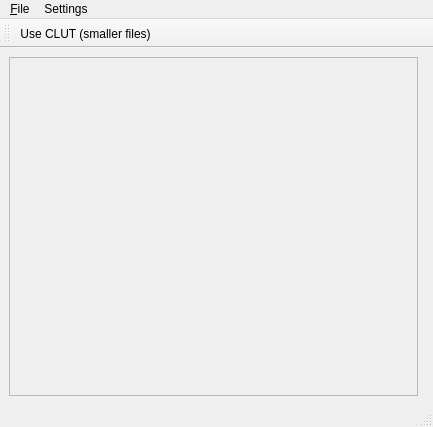
First picture: the form in tools/gif2smiile/mainwindow.ui, repository wimdams/Webservices2026, before the edit.
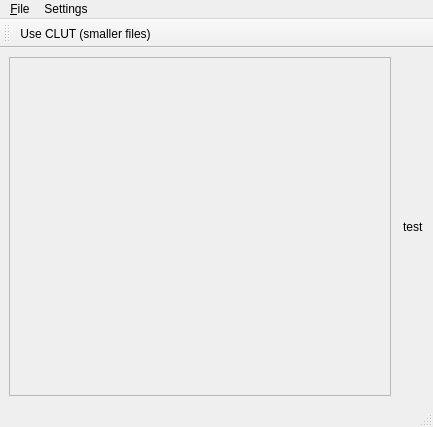
Second picture: the form after the edit. Icons and pictures are not drawn. Custom widgets are drawn as their Qt base class.

Commit message: Bug fix in CLUT length + Turned "off" Dither

Diff of the .ui file:
```diff
--- a/tools/gif2smiile/mainwindow.ui
+++ b/tools/gif2smiile/mainwindow.ui
@@ -32,7 +32,7 @@
         <rect>
          <x>0</x>
          <y>0</y>
-         <width>392</width>
+         <width>366</width>
          <height>312</height>
         </rect>
        </property>
@@ -47,6 +47,13 @@
     <item row="0" column="1">
      <widget class="CLUTWidget" name="clut" native="true"/>
     </item>
+    <item row="0" column="2">
+     <widget class="QLabel" name="label">
+      <property name="text">
+       <string>test</string>
+      </property>
+     </widget>
+    </item>
    </layout>
   </widget>
   <widget class="QMenuBar" name="menubar">
```
The commit also changes 1 other file.
